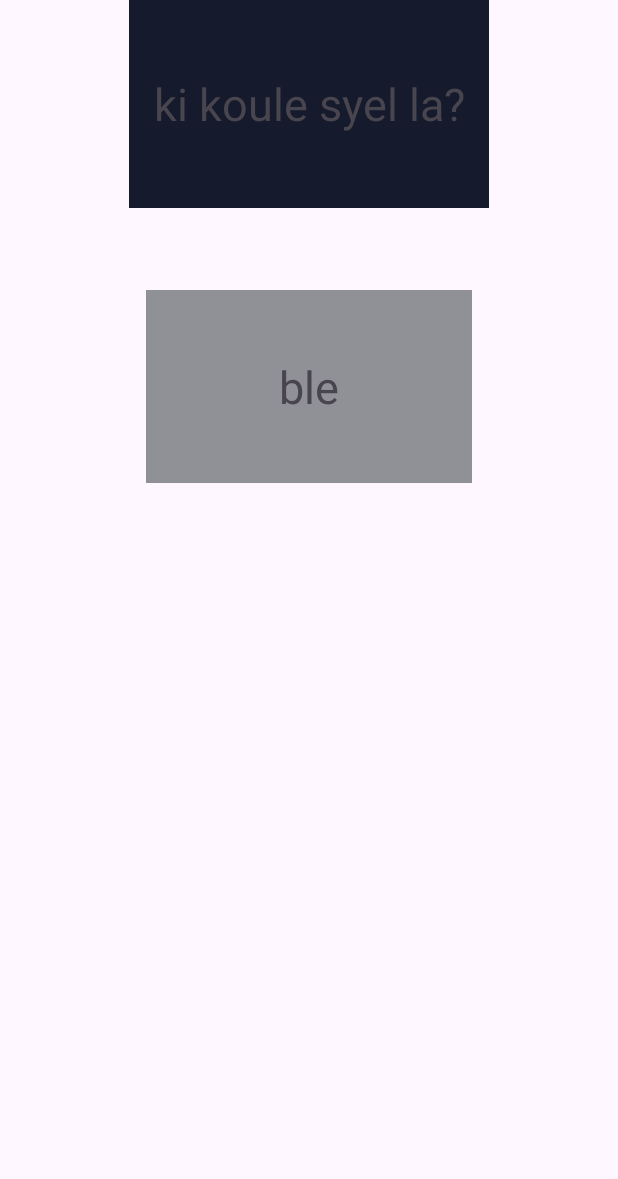
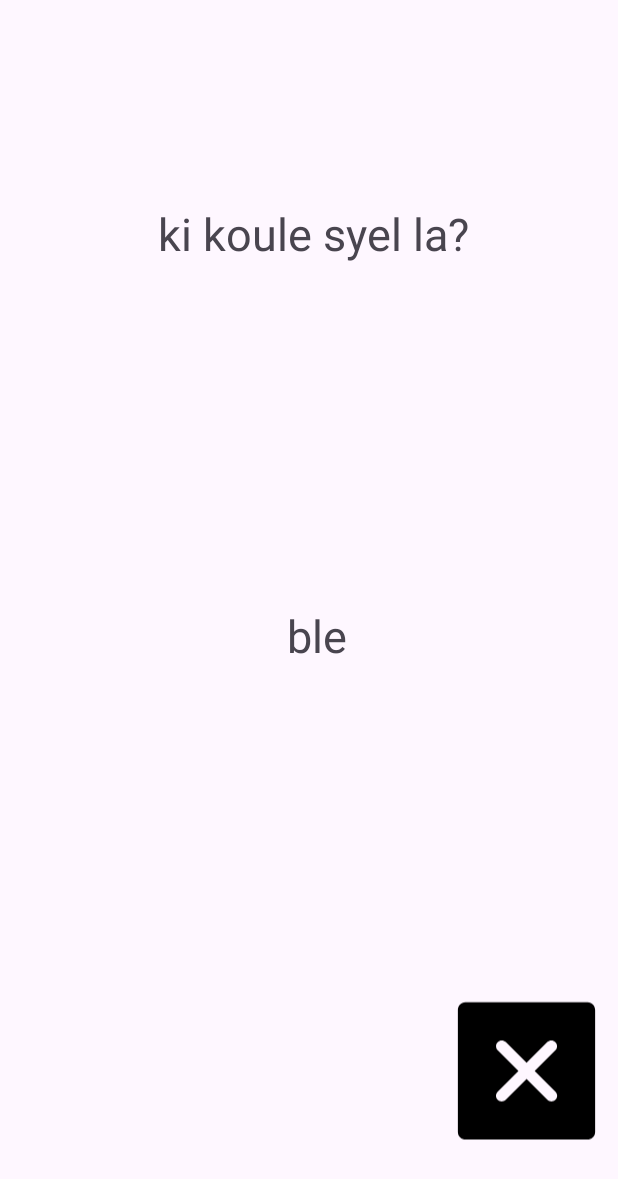
Before and after one commit to Semeydianenirvole-cloud/Monprojet3, an Android app: the screen it shows after launch (MainActivity), on a phone screen of 412 x 824 dp. Shown: the top 1179 px of the screen. Run offline under Robolectric (Android 15) with nearby library versions, the phone set to English and light mode, and no system bars.

```diff
--- a/app/src/main/AndroidManifest.xml
+++ b/app/src/main/AndroidManifest.xml
@@ -12,6 +12,9 @@
         android:supportsRtl="true"
         android:theme="@style/Theme.Monprojet">
         <activity
+            android:name=".MainActivity2"
+            android:exported="false" />
+        <activity
             android:name=".MainActivity"
             android:exported="true">
             <intent-filter>
--- a/app/src/main/java/com/example/monprojet/MainActivity.kt
+++ b/app/src/main/java/com/example/monprojet/MainActivity.kt
@@ -1,25 +1,53 @@
 package com.example.monprojet
 
+import android.content.Intent
 import android.os.Bundle
+import android.util.Log
 import android.view.View
+import android.widget.ImageView
+import android.widget.TextView
 import androidx.activity.enableEdgeToEdge
+import androidx.activity.result.ActivityResultLauncher
+import androidx.activity.result.contract.ActivityResultContracts
 import androidx.appcompat.app.AppCompatActivity
 import androidx.core.view.ViewCompat
 import androidx.core.view.WindowInsetsCompat
 
 class MainActivity : AppCompatActivity() {
+    val resultLauncher = registerForActivityResult(ActivityResultContracts.StartActivityForResult()) { result ->
+        val data: Intent? = result.data
+        if (data != null) { // Check that we have data returned
+            val question = intent.getStringExtra("question_clef")
+            val answer = intent.getStringExtra("reponse_clef")
+
+            //log the value of the stings for easier debugging
+            Log.i("MainActivity", "string1: $question")
+            Log.i("MainActivity", "string2: $answer")
+            findViewById<TextView>(R.id.milie).text = question
+            findViewById<TextView>(R.id.milie2).text = answer
+        } else {
+            Log.i("MainActivity","Returned null data from MainActivity2")
+        }
+    }
     override fun onCreate(savedInstanceState: Bundle?) {
         super.onCreate(savedInstanceState)
         enableEdgeToEdge()
         setContentView(R.layout.activity_main)
+        val questionText = findViewById<TextView>(R.id.milie)
+        val answertext = findViewById<TextView>(R.id.milie2)
+        val icon = findViewById<ImageView>(R.id.imageView)
 
-        findViewById<View>(R.id.milie).setOnClickListener {
-            findViewById<View>(R.id.milie).visibility = View.INVISIBLE
-            findViewById<View>(R.id.milie2).visibility = View.VISIBLE
+           icon.setOnClickListener {
+               val intent = Intent(this, MainActivity2::class.java)
+               resultLauncher.launch(intent)
+           }
+        questionText.setOnClickListener {
+            questionText.visibility = View.INVISIBLE
+            answertext.visibility = View.VISIBLE
         }
-        findViewById<View>(R.id.milie2).setOnClickListener {
-            findViewById<View>(R.id.milie).visibility = View.VISIBLE
-            findViewById<View>(R.id.milie2).visibility = View.INVISIBLE
+        answertext.setOnClickListener {
+            questionText.visibility = View.VISIBLE
+            answertext.visibility = View.INVISIBLE
         }
 
         ViewCompat.setOnApplyWindowInsetsListener(findViewById(R.id.main)) { v, insets ->
--- a/app/src/main/res/layout/activity_main.xml
+++ b/app/src/main/res/layout/activity_main.xml
@@ -9,20 +9,20 @@
 
     <TextView
         android:id="@+id/milie"
-        android:layout_width="239dp"
-        android:layout_height="wrap_content"
+        android:layout_width="wrap_content"
+        android:layout_height="219dp"
         android:layout_alignParentStart="true"
         android:layout_alignParentLeft="true"
         android:layout_alignParentTop="true"
         android:layout_alignParentEnd="true"
         android:layout_alignParentRight="true"
         android:layout_alignParentBottom="true"
-        android:layout_marginStart="86dp"
-        android:layout_marginLeft="86dp"
+        android:layout_marginStart="53dp"
+        android:layout_marginLeft="53dp"
         android:layout_marginTop="0dp"
-        android:layout_marginEnd="86dp"
-        android:layout_marginRight="86dp"
-        android:layout_marginBottom="685dp"
+        android:layout_marginEnd="48dp"
+        android:layout_marginRight="48dp"
+        android:layout_marginBottom="512dp"
         android:gravity="center"
         android:text="ki koule syel la?"
         android:textSize="30sp"
@@ -30,13 +30,12 @@
         app:layout_constraintBottom_toBottomOf="parent"
         app:layout_constraintEnd_toEndOf="parent"
         app:layout_constraintStart_toStartOf="parent"
-        app:layout_constraintTop_toTopOf="parent"
-        android:background="@color/material_dynamic_secondary10"/>
+        app:layout_constraintTop_toTopOf="parent" />
 
     <TextView
         android:id="@+id/milie2"
-        android:layout_width="217dp"
-        android:layout_height="36dp"
+        android:layout_width="337dp"
+        android:layout_height="183dp"
         android:layout_below="@+id/milie"
         android:layout_alignParentStart="true"
         android:layout_alignParentLeft="true"
@@ -44,20 +43,36 @@
         android:layout_alignParentEnd="true"
         android:layout_alignParentRight="true"
         android:layout_alignParentBottom="true"
-        android:layout_marginStart="97dp"
-        android:layout_marginLeft="97dp"
-        android:layout_marginTop="193dp"
+        android:layout_marginStart="42dp"
+        android:layout_marginLeft="42dp"
+        android:layout_marginTop="286dp"
+        android:layout_marginEnd="31dp"
+        android:layout_marginRight="31dp"
+        android:layout_marginBottom="262dp"
+        android:gravity="center"
+        android:text="ble"
         android:textSize="30sp"
         android:visibility="visible"
         app:layout_constraintBottom_toBottomOf="parent"
         app:layout_constraintEnd_toEndOf="parent"
         app:layout_constraintStart_toStartOf="parent"
-        app:layout_constraintTop_toTopOf="parent"
-        android:background="@color/material_dynamic_neutral60"
-        android:layout_marginEnd="97dp"
-        android:layout_marginRight="97dp"
-        android:layout_marginBottom="502dp"
-        android:gravity="center"
-        android:text="ble"/>
+        app:layout_constraintTop_toTopOf="parent" />
+
+    <ImageView
+        android:id="@+id/imageView"
+        android:layout_width="121dp"
+        android:layout_height="128dp"
+        android:layout_alignParentStart="true"
+        android:layout_alignParentLeft="true"
+        android:layout_alignParentTop="true"
+        android:layout_alignParentEnd="true"
+        android:layout_alignParentRight="true"
+        android:layout_alignParentBottom="true"
+        android:layout_marginStart="290dp"
+        android:layout_marginLeft="290dp"
+        android:layout_marginTop="604dp"
+        android:layout_marginEnd="0dp"
+        android:layout_marginRight="0dp"
+        app:srcCompat="@drawable/iconmonstr_x_mark_square_filled" />
 
 </RelativeLayout>
```
Also changed, not shown: app/src/main/java/com/example/monprojet/MainActivity2.kt (+37 -0 lines), app/src/main/res/layout/activity_main2.xml (+86 -2 lines).
